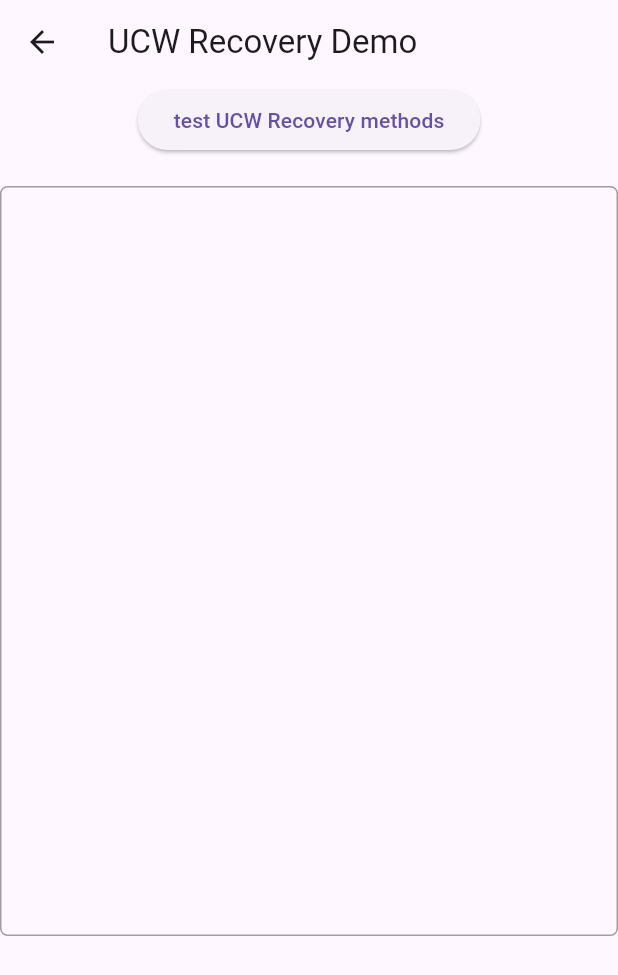
After one commit to ZhaoZheCobo/cobo-ucw-sdk-flutter, a Flutter app: the screen it shows after launch, after a tap on "UCW Recovery Demo", on a phone screen of 412 x 824 dp. The commit adds this screen. Shown: the top 975 px of the screen. Run offline on Flutter 3.47's test engine with Material 3 defaults, Android fonts, the phone set to English and light mode, and no system bars; our stand-ins replace plugin_platform_interface.

Commit message:
Update SDK

```diff
--- a/example/lib/main.dart
+++ b/example/lib/main.dart
@@ -5,6 +5,8 @@ import 'package:flutter/services.dart';
 import 'package:ucw_sdk/ucw_sdk.dart';
 import 'ucw_demo.dart';
 import 'ucw_public_demo.dart';
+import 'ucw_recovery_demo.dart';
+import 'ucw_others_demo.dart';
 
 void main() {
   runApp(const MyApp());
@@ -88,6 +90,24 @@ class MainPage extends StatelessWidget {
               },
               child: const Text('UCW Public Demo'),
             ),
+            ElevatedButton(
+              onPressed: () {
+                Navigator.push(
+                  context,
+                  MaterialPageRoute(builder: (context) => const UCWRecoveryDemo()),
+                );
+              },
+              child: const Text('UCW Recovery Demo'),
+            ),
+            ElevatedButton(
+              onPressed: () {
+                Navigator.push(
+                  context,
+                  MaterialPageRoute(builder: (context) => const UCWOthersDemo()),
+                );
+              },
+              child: const Text('UCW Others Demo'),
+            ),
             const SizedBox(height: 20),
           ],
         ),
--- /dev/null
+++ b/example/lib/ucw_recovery_demo.dart
@@ -0,0 +1,74 @@
+import 'package:flutter/material.dart';
+import 'package:ucw_sdk/ucw_sdk.dart';
+
+class UCWRecoveryDemo extends StatefulWidget {
+  const UCWRecoveryDemo({super.key});
+
+  @override
+  // ignore: library_private_types_in_public_api
+  _UCWRecoveryDemoState createState() => _UCWRecoveryDemoState();
+}
+
+class _UCWRecoveryDemoState extends State<UCWRecoveryDemo> {
+  final TextEditingController _displayController = TextEditingController();
+
+  @override
+  void dispose() {
+    _displayController.dispose();
+    super.dispose();
+  }
+
+  Future<void> _executeMethods() async {
+    final doUCWRecovery = DoUCWRecovery();
+    String result = await doUCWRecovery.doMethods();
+    setState(() {
+      _displayController.text = result;
+    });
+  }
+
+  @override
+  Widget build(BuildContext context) {
+    return Scaffold(
+      appBar: AppBar(
+        title: const Text('UCW Recovery Demo'),
+      ),
+      body: Center(
+        child: Column(
+          //mainAxisAlignment: MainAxisAlignment.center,
+          children: [
+            ElevatedButton(
+              onPressed: _executeMethods,
+              child: const Text('test UCW Recovery methods'),
+            ),
+            const SizedBox(height: 20),
+            Container(
+              height: 500,
+              padding: const EdgeInsets.all(8.0),
+              decoration: BoxDecoration(
+                border: Border.all(color: Colors.grey),
+                borderRadius: BorderRadius.circular(5.0),
+              ),
+              child: TextField(
+                controller: _displayController,
+                readOnly: true,
+                maxLines: null,
+                decoration: const InputDecoration.collapsed(hintText: ''),
+              ),
+            ),
+          ],
+        ),
+      ),
+    );
+  }
+}
+
+
+class DoUCWRecovery {
+
+  Future<String> doMethods() async {
+    String resultStr = '';
+
+    return resultStr;
+  }
+
+}
```
Also changed, not shown: example/lib/ucw_others_demo.dart (added, +74 -0 lines), 1 other file.
